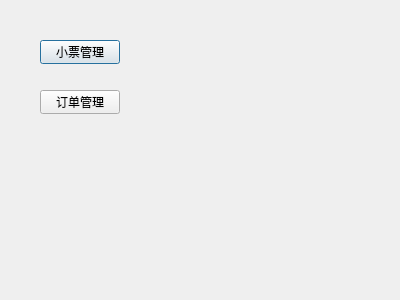
First picture: the form in dialog.ui, repository cryring/myorder, before the edit.
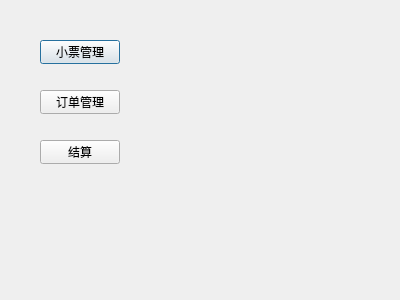
Second picture: the form after the edit.

Diff of the .ui file:
```diff
--- a/dialog.ui
+++ b/dialog.ui
@@ -39,6 +39,19 @@
     <string>订单管理</string>
    </property>
   </widget>
+  <widget class="QPushButton" name="settleButton">
+   <property name="geometry">
+    <rect>
+     <x>40</x>
+     <y>140</y>
+     <width>80</width>
+     <height>24</height>
+    </rect>
+   </property>
+   <property name="text">
+    <string>结算</string>
+   </property>
+  </widget>
  </widget>
  <layoutdefault spacing="6" margin="11"/>
  <resources/>
```
